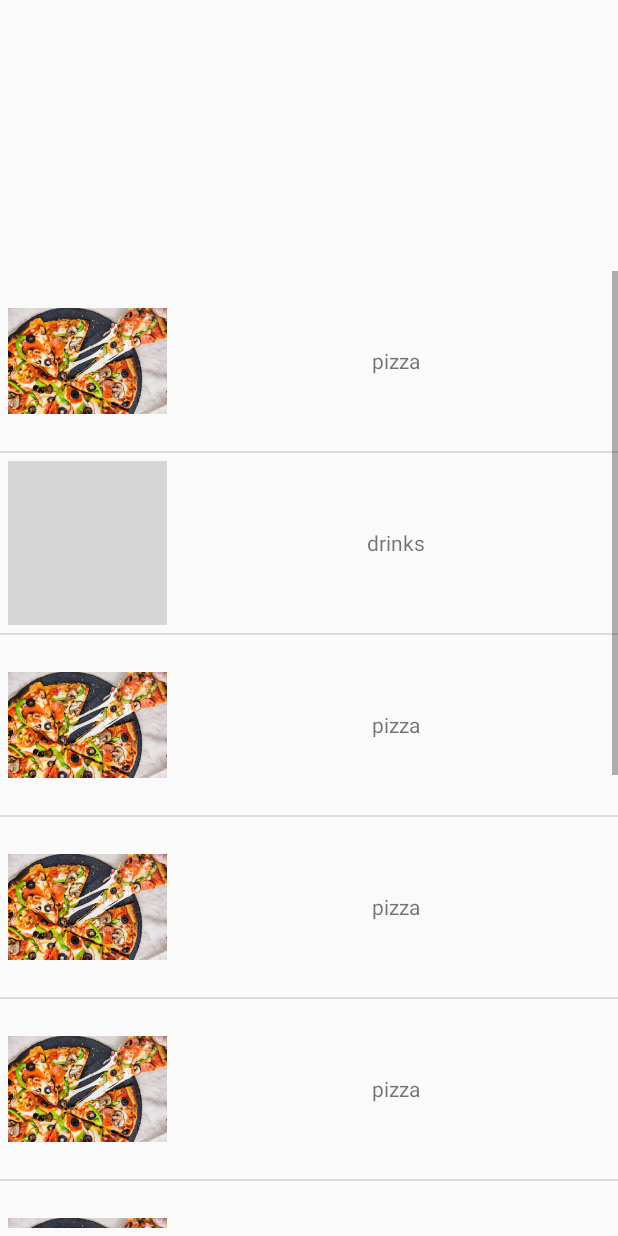
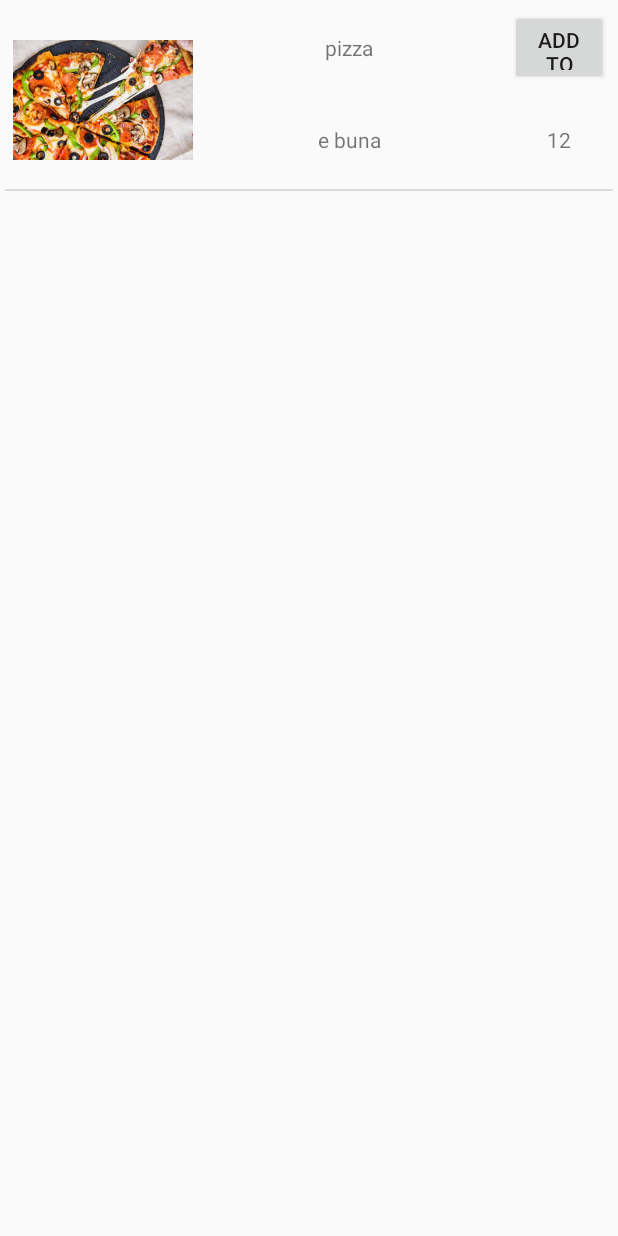
Before and after one commit to Dominodg/NearFoodCommunication, an Android app: the MenuActivity screen opened directly, with no data from a screen before it, after a tap on "pizza", on a phone screen of 412 x 824 dp. Run offline under Robolectric (Android 15) with nearby library versions, the phone set to English and light mode, and no system bars; grey boxes are pictures that could not be loaded.

Commit message:
menu activity finished

```diff
--- a/app/src/main/java/com/nearfoodcommunication/main/CustomFoodTypesList.java
+++ /dev/null
@@ -1,58 +0,0 @@
-package com.nearfoodcommunication.main;
-
-import android.app.Activity;
-import android.content.Context;
-import android.support.annotation.LayoutRes;
-import android.support.annotation.NonNull;
-import android.support.annotation.Nullable;
-import android.view.LayoutInflater;
-import android.view.View;
-import android.view.ViewGroup;
-import android.widget.ArrayAdapter;
-import android.widget.ImageView;
-import android.widget.TextView;
-
-public class CustomFoodTypesList extends ArrayAdapter<String> {
-    private Integer[] imgid;
-    private String[] foodname;
-    private Activity context;
-
-    public CustomFoodTypesList(Activity context, Integer[] imgid, String[] foodname){
-        super(context, R.layout.menu_layout, foodname);
-
-        this.context=context;
-        this.foodname=foodname;
-        this.imgid=imgid;
-    }
-
-    @NonNull
-    @Override
-    public View getView(int position, @Nullable View convertView, @NonNull ViewGroup parent) {
-        View r=convertView;
-        ViewHolder viewHolder = null;
-        if(r==null) {
-            LayoutInflater layoutInflater = context.getLayoutInflater();
-            r = layoutInflater.inflate(R.layout.menu_layout, null, true);
-            viewHolder = new ViewHolder(r);
-            r.setTag(viewHolder);
-        }
-        else{
-            viewHolder =(ViewHolder) r.getTag();
-        }
-        viewHolder.ivw.setImageResource(imgid[position]);
-        viewHolder.tvw.setText(foodname[position]);
-
-        return r;
-    }
-
-    class ViewHolder{
-        TextView tvw;
-        ImageView ivw;
-        ViewHolder(View v)
-        {
-            tvw=(TextView) v.findViewById(R.id.TextView);
-            ivw= (ImageView) v.findViewById(R.id.ImageView);
-
-        }
-    }
-}
--- a/app/src/main/java/com/nearfoodcommunication/main/DisplayMessageActivity.java
+++ b/app/src/main/java/com/nearfoodcommunication/main/DisplayMessageActivity.java
@@ -5,6 +5,8 @@ import android.support.v7.app.AppCompatActivity;
 import android.os.Bundle;
 import android.view.View;
 import android.widget.Button;
+
+import com.nearfoodcommunication.menu.MenuActivity;
 
 public class DisplayMessageActivity extends AppCompatActivity {
 
@@ -15,7 +17,7 @@ public class DisplayMessageActivity extends AppCompatActivity {
         super.onCreate(savedInstanceState);
         setContentView(R.layout.activity_display_message);
 
-        button = (Button)findViewById(R.id.button);
+        button = (Button)findViewById(R.id.search_button);
 
         button.setOnClickListener(new View.OnClickListener() {
             @Override
--- a/app/src/main/java/com/nearfoodcommunication/main/MainActivity.java
+++ b/app/src/main/java/com/nearfoodcommunication/main/MainActivity.java
@@ -10,6 +10,8 @@ import android.widget.Button;
 import android.widget.EditText;
 import android.widget.TextView;
 import android.widget.Toast;
+
+import com.nearfoodcommunication.register.SignUpActivity;
 
 
 public class MainActivity extends AppCompatActivity {
--- a/app/src/main/java/com/nearfoodcommunication/main/MenuActivity.java
+++ /dev/null
@@ -1,33 +0,0 @@
-package com.nearfoodcommunication.main;
-
-
-import android.support.v7.app.AppCompatActivity;
-import android.os.Bundle;
-import android.view.View;
-import android.widget.AdapterView;
-import android.widget.ListView;
-
-public class MenuActivity extends AppCompatActivity {
-
-    ListView foodtypesList;
-    Integer[] imgid = {R.drawable.pizza, R.drawable.drinks,R.drawable.pizza,R.drawable.pizza,R.drawable.pizza,R.drawable.pizza,R.drawable.pizza,R.drawable.pizza,R.drawable.pizza,R.drawable.pizza};
-    String[] foodname = {"pizza", "drinks","pizza","pizza","pizza","pizza","pizza","pizza","pizza","pizza"};
-
-    @Override
-    protected void onCreate(Bundle savedInstanceState) {
-        super.onCreate(savedInstanceState);
-        setContentView(R.layout.activity_menu);
-
-        foodtypesList = (ListView) findViewById(R.id.listFoodTypes);
-        CustomFoodTypesList customFoodTypesList = new CustomFoodTypesList(this, imgid,foodname);
-        foodtypesList.setAdapter(customFoodTypesList);
-
-        foodtypesList.setOnItemClickListener(new AdapterView.OnItemClickListener() {
-            @Override
-            public void onItemClick(AdapterView<?> adapterView, View view, int i, long l) {
-
-            }
-        });
-    }
-
-}
--- /dev/null
+++ b/app/src/main/java/com/nearfoodcommunication/menu/MenuActivity.java
@@ -0,0 +1,69 @@
+package com.nearfoodcommunication.menu;
+
+
+import android.content.Intent;
+import android.os.Bundle;
+import android.support.v7.app.AppCompatActivity;
+import android.view.View;
+import android.widget.AdapterView;
+import android.widget.ListView;
+
+import com.nearfoodcommunication.main.R;
+import com.nearfoodcommunication.menu.adapter.FoodTypeListAdapter;
+import com.nearfoodcommunication.menu.model.Food;
+import com.nearfoodcommunication.menu.model.FoodType;
+
+import java.util.ArrayList;
+import java.util.List;
+
+public class MenuActivity extends AppCompatActivity {
+
+    ListView foodtypesList;
+
+    @Override
+    protected void onCreate(Bundle savedInstanceState) {
+        super.onCreate(savedInstanceState);
+        setContentView(R.layout.activity_menu);
+
+        foodtypesList = findViewById(R.id.listFoodTypes);
+
+        List<Food> pizzaList = new ArrayList<>();
+        Food pizza1 = new Food(R.drawable.pizza, "pizza", "e buna", "12");
+        pizzaList.add(pizza1);
+        List<Food> drinksList = new ArrayList<>();
+        Food drinks1 = new Food(R.drawable.drinks, "drinks", "e si mai buna", "34");
+        drinksList.add(drinks1);
+
+        FoodType pizza = new FoodType(R.drawable.pizza, "pizza", "1", pizzaList);
+        FoodType drinks = new FoodType(R.drawable.drinks, "drinks", "2", drinksList);
+        FoodType drinks2 = new FoodType(R.drawable.drinks, "drinks", "3", drinksList);
+        FoodType drinks3 = new FoodType(R.drawable.drinks, "drinks", "4", drinksList);
+        FoodType drinks4 = new FoodType(R.drawable.drinks, "drinks", "5", drinksList);
+        FoodType drinks5 = new FoodType(R.drawable.drinks, "drinks", "6", drinksList);
+        FoodType drinks6 = new FoodType(R.drawable.drinks, "drinks", "7", drinksList);
+        List<FoodType> foodTypeList = new ArrayList<>();
+        foodTypeList.add(pizza);
+        foodTypeList.add(drinks);
+        foodTypeList.add(drinks2);
+        foodTypeList.add(drinks3);
+        foodTypeList.add(drinks4);
+        foodTypeList.add(drinks5);
+        foodTypeList.add(drinks6);
+
+        FoodTypeListAdapter adapter = new FoodTypeListAdapter(this, R.layout.menu_layout, foodTypeList);
+        foodtypesList.setAdapter(adapter);
+
+
+        foodtypesList.setOnItemClickListener(new AdapterView.OnItemClickListener() {
+            @Override
+            public void onItemClick(AdapterView<?> adapterView, View view, int position, long l) {
+                Intent intent = new Intent(MenuActivity.this, MenuInMenuActivity.class);
+                FoodType selectedItem = (FoodType) foodtypesList.getItemAtPosition(position);
+
+                intent.putExtra("FoodName", selectedItem);
+                startActivity(intent);
+            }
+        });
+    }
+
+}
--- /dev/null
+++ b/app/src/main/java/com/nearfoodcommunication/menu/MenuInMenuActivity.java
@@ -0,0 +1,42 @@
+package com.nearfoodcommunication.menu;
+
+import android.os.Bundle;
+import android.support.v7.app.AppCompatActivity;
+import android.widget.ListView;
+
+import com.nearfoodcommunication.main.R;
+import com.nearfoodcommunication.menu.adapter.FoodListAdapter;
+import com.nearfoodcommunication.menu.model.Food;
+import com.nearfoodcommunication.menu.model.FoodType;
+
+import java.util.ArrayList;
+import java.util.List;
+
+
+public class MenuInMenuActivity extends AppCompatActivity {
+
+    ListView foodlist;
+
+    @Override
+    protected void onCreate(Bundle savedInstanceState) {
+        super.onCreate(savedInstanceState);
+        setContentView(R.layout.activity_menu_in_menu);
+
+        foodlist = findViewById(R.id.listFood);
+        List<Food> foodList = new ArrayList<>();
+
+        Bundle bundle = getIntent().getExtras();
+
+        if (bundle != null) {
+
+            FoodType foodtype = (FoodType) bundle.get("FoodName");
+
+            foodList = foodtype.getFooditems();
+
+
+        }
+
+        FoodListAdapter adapter = new FoodListAdapter(this, R.layout.menu_in_menu_layout, foodList);
+        foodlist.setAdapter(adapter);
+    }
+}
--- /dev/null
+++ b/app/src/main/java/com/nearfoodcommunication/menu/adapter/FoodListAdapter.java
@@ -0,0 +1,50 @@
+package com.nearfoodcommunication.menu.adapter;
+
+import android.content.Context;
+import android.support.annotation.NonNull;
+import android.view.LayoutInflater;
+import android.view.View;
+import android.view.ViewGroup;
+import android.widget.ArrayAdapter;
+import android.widget.ImageView;
+import android.widget.TextView;
+
+import com.nearfoodcommunication.main.R;
+import com.nearfoodcommunication.menu.model.Food;
+
+import java.util.List;
+
+public class FoodListAdapter extends ArrayAdapter<Food> {
+    int mResource;
+    private Context mContext;
+
+    public FoodListAdapter(Context context, int resource, List<Food> objects) {
+        super(context, resource, objects);
+        mContext = context;
+        mResource = resource;
+    }
+
+    @NonNull
+    @Override
+    public View getView(int position, View convertView, ViewGroup parent) {
+        Integer imgid = getItem(position).getImgid();
+        String foodname = getItem(position).getFoodname();
+        String fooddescription = getItem(position).getFooddescription();
+        String foodprice = getItem(position).getFoodprice();
+
+        LayoutInflater inflater = LayoutInflater.from(mContext);
+        convertView = inflater.inflate(mResource, parent, false);
+
+        ImageView ivImgid = convertView.findViewById(R.id.ImageView);
+        TextView tvFoodname = convertView.findViewById(R.id.nume);
+        TextView tvFooddescription = convertView.findViewById(R.id.descriere);
+        TextView tvFoodprice = convertView.findViewById(R.id.pret);
+
+        ivImgid.setImageResource(imgid);
+        tvFoodname.setText(foodname);
+        tvFooddescription.setText(fooddescription);
+        tvFoodprice.setText(foodprice);
+
+        return convertView;
+    }
+}
--- /dev/null
+++ b/app/src/main/java/com/nearfoodcommunication/menu/adapter/FoodTypeListAdapter.java
@@ -0,0 +1,48 @@
+package com.nearfoodcommunication.menu.adapter;
+
+import android.content.Context;
+import android.support.annotation.NonNull;
+import android.view.LayoutInflater;
+import android.view.View;
+import android.view.ViewGroup;
+import android.widget.ArrayAdapter;
+import android.widget.ImageView;
+import android.widget.TextView;
+
+import com.nearfoodcommunication.main.R;
+import com.nearfoodcommunication.menu.model.Food;
+import com.nearfoodcommunication.menu.model.FoodType;
+
+import java.util.List;
+
+public class FoodTypeListAdapter extends ArrayAdapter<FoodType> {
+    private Context mContext;
+    int mResource;
+
+    public FoodTypeListAdapter(Context context, int resource, List<FoodType> objects) {
+        super(context, resource, objects);
+        mContext = context;
+        mResource = resource;
+    }
+
+    @NonNull
+    @Override
+    public View getView(int position, View convertView, ViewGroup parent) {
+        Integer imgid = getItem(position).getImgid();
+        String foodname = getItem(position).getFoodname();
+        String foodid = getItem(position).getFoodid();
+        List<Food> fooditems = getItem(position).getFooditems();
+
+        LayoutInflater inflater = LayoutInflater.from(mContext);
+        convertView = inflater.inflate(mResource, parent, false);
+
+        ImageView ivImgid = (ImageView) convertView.findViewById(R.id.ImageView);
+        TextView tvFoodname = (TextView) convertView.findViewById(R.id.TextView);
+
+        ivImgid.setImageResource(imgid);
+        tvFoodname.setText(foodname);
+
+        return convertView;
+    }
+
+}
--- /dev/null
+++ b/app/src/main/java/com/nearfoodcommunication/menu/model/Food.java
@@ -0,0 +1,49 @@
+package com.nearfoodcommunication.menu.model;
+
+import java.io.Serializable;
+
+public class Food implements Serializable {
+    private Integer imgid;
+    private String foodname;
+    private String fooddescription;
+    private String foodprice;
+
+    public Food(Integer imgid, String foodname, String fooddescription, String foodprice) {
+        this.imgid = imgid;
+        this.foodname = foodname;
+        this.fooddescription = fooddescription;
+        this.foodprice = foodprice;
+    }
+
+    public Integer getImgid() {
+        return imgid;
+    }
+
+    public void setImgid(Integer imgid) {
+        this.imgid = imgid;
+    }
+
+    public String getFoodname() {
+        return foodname;
+    }
+
+    public void setFoodname(String foodname) {
+        this.foodname = foodname;
+    }
+
+    public String getFooddescription() {
+        return fooddescription;
+    }
+
+    public void setFooddescription(String fooddescription) {
+        this.fooddescription = fooddescription;
+    }
+
+    public String getFoodprice() {
+        return foodprice;
+    }
+
+    public void setFoodprice(String foodprice) {
+        this.foodprice = foodprice;
+    }
+}
--- /dev/null
+++ b/app/src/main/java/com/nearfoodcommunication/menu/model/FoodType.java
@@ -0,0 +1,51 @@
+package com.nearfoodcommunication.menu.model;
+
+import java.io.Serializable;
+import java.util.List;
+
+public class FoodType implements Serializable {
+    private Integer imgid;
+    private String foodname;
+    private String foodid;
+    private List<Food> fooditems;
+
+
+    public FoodType(Integer imgid, String foodname, String foodid, List<Food> fooditems) {
+        this.imgid = imgid;
+        this.foodname = foodname;
+        this.foodid = foodid;
+        this.fooditems = fooditems;
+    }
+
+    public Integer getImgid() {
+        return imgid;
+    }
+
+    public void setImgid(Integer imgid) {
+        this.imgid = imgid;
+    }
+
+    public String getFoodname() {
+        return foodname;
+    }
+
+    public void setFoodname(String foodname) {
+        this.foodname = foodname;
+    }
+
+    public String getFoodid() {
+        return foodid;
+    }
+
+    public void setFoodid(String foodid) {
+        this.foodid = foodid;
+    }
+
+    public List<Food> getFooditems() {
+        return fooditems;
+    }
+
+    public void setFooditems(List<Food> fooditems) {
+        this.fooditems = fooditems;
+    }
+}
--- a/app/src/main/res/layout/activity_menu.xml
+++ b/app/src/main/res/layout/activity_menu.xml
@@ -6,7 +6,7 @@
     android:layout_width="match_parent"
     android:layout_height="match_parent"
     android:weightSum="100"
-    tools:context=".MenuActivity"
+    tools:context="com.nearfoodcommunication.menu.MenuActivity"
     tools:ignore="ExtraText">
 
     <ImageView
--- /dev/null
+++ b/app/src/main/res/layout/activity_menu_in_menu.xml
@@ -0,0 +1,28 @@
+<?xml version="1.0" encoding="utf-8"?>
+<android.support.constraint.ConstraintLayout
+    xmlns:android="http://schemas.android.com/apk/res/android"
+    xmlns:app="http://schemas.android.com/apk/res-auto"
+    xmlns:tools="http://schemas.android.com/tools"
+    android:layout_width="match_parent"
+    android:layout_height="match_parent"
+    android:weightSum="100">
+
+    <ListView
+        android:id="@+id/listFood"
+        android:layout_width="match_parent"
+        android:layout_height="0dp"
+        android:layout_marginStart="3dp"
+        android:layout_marginLeft="3dp"
+        android:layout_marginTop="3dp"
+        android:layout_marginEnd="3dp"
+        android:layout_marginRight="3dp"
+        android:layout_marginBottom="3dp"
+        android:clickable="true"
+        android:overScrollMode="always"
+        android:scrollingCache="false"
+        android:stackFromBottom="false"
+        app:layout_constraintBottom_toBottomOf="parent"
+        app:layout_constraintEnd_toEndOf="parent"
+        app:layout_constraintStart_toStartOf="parent"
+        app:layout_constraintTop_toTopOf="parent"></ListView>
+</android.support.constraint.ConstraintLayout>
--- a/app/src/main/res/layout/activity_sign_up.xml
+++ b/app/src/main/res/layout/activity_sign_up.xml
@@ -5,7 +5,7 @@
     xmlns:tools="http://schemas.android.com/tools"
     android:layout_width="match_parent"
     android:layout_height="match_parent"
-    tools:context=".SignUpActivity">
+    tools:context="com.nearfoodcommunication.register.SignUpActivity">
 
     <TextView
         android:id="@+id/TextView"
--- /dev/null
+++ b/app/src/main/res/layout/menu_in_menu_layout.xml
@@ -0,0 +1,86 @@
+<?xml version="1.0" encoding="utf-8"?>
+<android.support.constraint.ConstraintLayout
+    xmlns:android="http://schemas.android.com/apk/res/android"
+    xmlns:app="http://schemas.android.com/apk/res-auto"
+    xmlns:tools="http://schemas.android.com/tools"
+    android:layout_width="match_parent"
+    android:layout_height="match_parent"
+    android:orientation="horizontal"
+    android:weightSum="100">
+
+    <ImageView
+        android:id="@+id/ImageView"
+        android:layout_width="120dp"
+        android:layout_height="116dp"
+        android:layout_margin="5dp"
+        android:layout_weight="25"
+        android:gravity="center"
+        app:layout_constraintStart_toStartOf="parent"
+        app:layout_constraintTop_toTopOf="parent" />
+
+    <TextView
+        android:id="@+id/nume"
+        android:layout_width="0dp"
+        android:layout_height="50dp"
+        android:layout_marginStart="3dp"
+        android:layout_marginLeft="3dp"
+        android:layout_marginTop="3dp"
+        android:layout_marginEnd="3dp"
+        android:layout_marginRight="3dp"
+        android:layout_weight="55"
+        android:gravity="center_horizontal|center_vertical"
+        app:layout_constraintEnd_toStartOf="@+id/addtocart"
+        app:layout_constraintStart_toEndOf="@+id/ImageView"
+        app:layout_constraintTop_toTopOf="parent" />
+
+    <TextView
+        android:id="@+id/descriere"
+        android:layout_width="0dp"
+        android:layout_height="66dp"
+        android:layout_marginStart="3dp"
+        android:layout_marginLeft="3dp"
+        android:layout_marginTop="3dp"
+        android:layout_marginEnd="3dp"
+        android:layout_marginRight="3dp"
+        android:layout_weight="55"
+        android:gravity="center_horizontal|center_vertical"
+        app:layout_constraintEnd_toStartOf="@+id/pret"
+        app:layout_constraintStart_toEndOf="@+id/ImageView"
+        app:layout_constraintTop_toBottomOf="@+id/nume" />
+
+    <Button
+        android:id="@+id/addtocart"
+        android:layout_width="65dp"
+        android:layout_height="50dp"
+        android:layout_marginStart="3dp"
+        android:layout_marginLeft="3dp"
+        android:layout_marginTop="3dp"
+        android:layout_marginEnd="3dp"
+        android:layout_marginRight="3dp"
+        android:layout_marginBottom="3dp"
+        android:layout_weight="20"
+        android:text="Add to Cart"
+        app:layout_constraintBottom_toTopOf="@+id/descriere"
+        app:layout_constraintEnd_toEndOf="parent"
+        app:layout_constraintHorizontal_bias="0.0"
+        app:layout_constraintStart_toEndOf="@+id/nume"
+        app:layout_constraintTop_toTopOf="parent"
+        app:layout_constraintVertical_bias="0.0" />
+
+    <TextView
+        android:id="@+id/pret"
+        android:layout_width="65dp"
+        android:layout_height="66dp"
+        android:layout_weight="20"
+        android:layout_marginStart="3dp"
+        android:layout_marginLeft="3dp"
+        android:layout_marginTop="3dp"
+        android:layout_marginEnd="3dp"
+        android:layout_marginRight="3dp"
+        android:gravity="center_horizontal|center_vertical"
+        app:layout_constraintEnd_toEndOf="parent"
+        app:layout_constraintHorizontal_bias="0.0"
+        app:layout_constraintStart_toEndOf="@+id/descriere"
+        app:layout_constraintTop_toBottomOf="@+id/addtocart" />
+
+</android.support.constraint.ConstraintLayout>
```
Also changed, not shown: app/src/main/AndroidManifest.xml (+7 -2 lines), app/src/main/java/com/nearfoodcommunication/register/SignUpActivity.java (renamed from app/src/main/java/com/nearfoodcommunication/main/SignUpActivity.java, +17 -19 lines).
